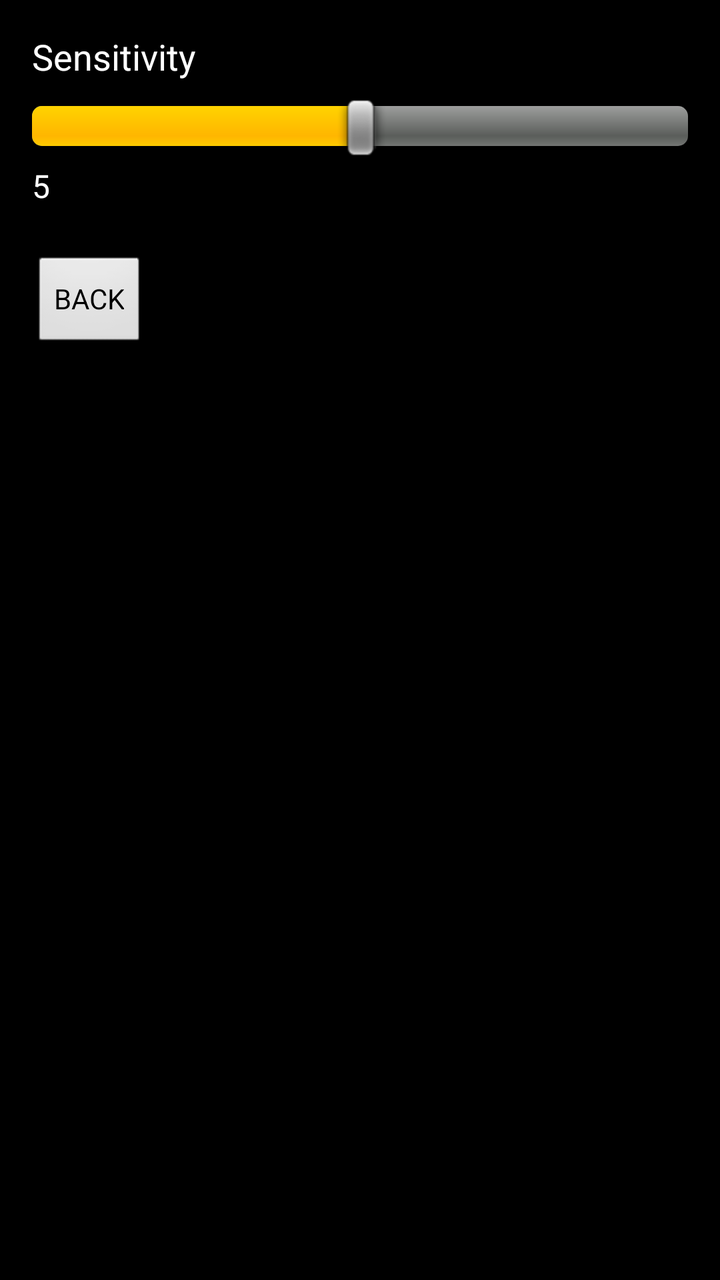
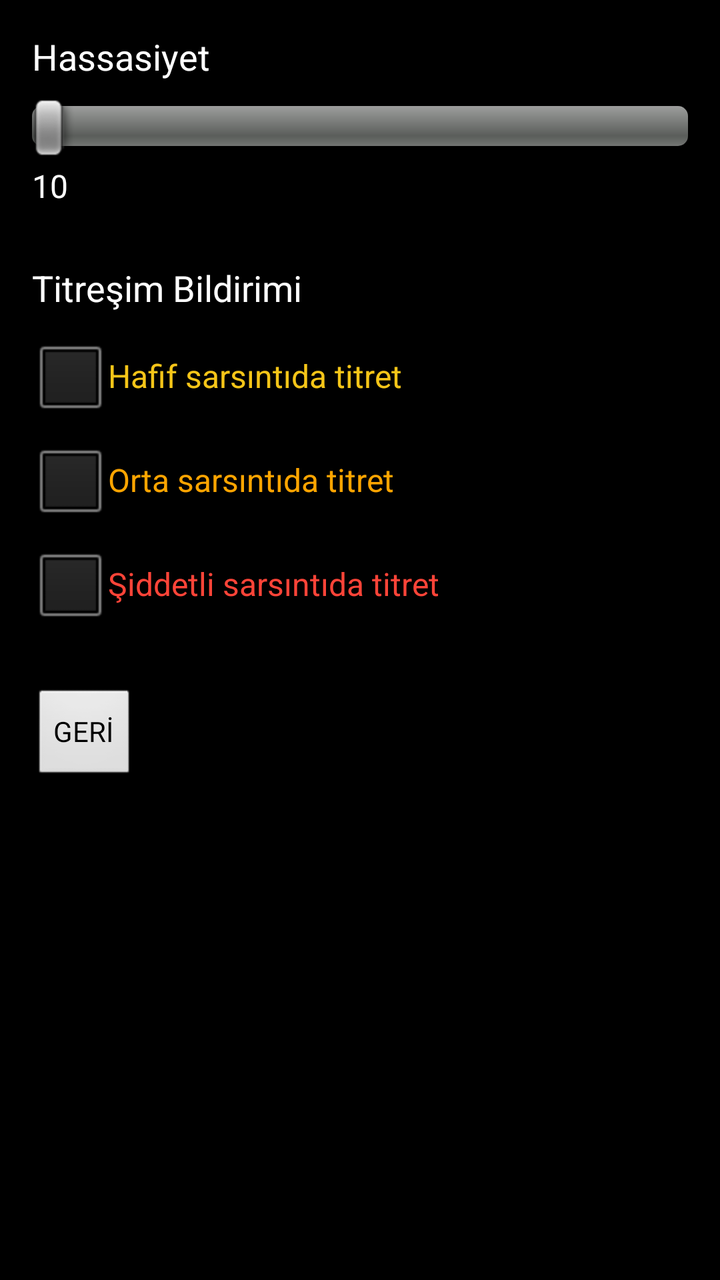

An Android layout rendered at two revisions. The XML below is the earlier revision; the diff shows what the commit changed to produce the second picture.
<!-- AndroidManifest.xml: application theme android:Theme.Black.NoTitleBar -->
<!-- res/layout/activity_settings.xml -->
<?xml version="1.0" encoding="utf-8"?>
<LinearLayout xmlns:android="http://schemas.android.com/apk/res/android"
    android:layout_width="match_parent"
    android:layout_height="match_parent"
    android:orientation="vertical"
    android:padding="16dp"
    android:background="#000000">

    <TextView
        android:layout_width="wrap_content"
        android:layout_height="wrap_content"
        android:text="Sensitivity"
        android:textColor="#FFFFFF"
        android:textSize="18sp"/>

    <SeekBar
        android:id="@+id/seekSensitivity"
        android:layout_width="match_parent"
        android:layout_height="wrap_content"
        android:max="10"
        android:progress="5"
        android:layout_marginTop="8dp"/>

    <TextView
        android:id="@+id/tvSensitivityValue"
        android:layout_width="wrap_content"
        android:layout_height="wrap_content"
        android:text="5"
        android:textColor="#FFFFFF"
        android:textSize="16sp"
        android:layout_marginTop="4dp"/>

    <Button
        android:id="@+id/btnBack"
        android:layout_width="wrap_content"
        android:layout_height="wrap_content"
        android:text="BACK"
        android:layout_marginTop="24dp"/>

</LinearLayout>
<!-- resources referenced by this layout -->
<resources>

</resources>

<!-- the commit's change to res/layout/activity_settings.xml (unified diff, before → after) -->
@@ -4,12 +4,12 @@
     android:layout_height="match_parent"
     android:orientation="vertical"
     android:padding="16dp"
-    android:background="#000000">
+    android:background="#05070707">
 
     <TextView
         android:layout_width="wrap_content"
         android:layout_height="wrap_content"
-        android:text="Sensitivity"
+        android:text="Hassasiyet"
         android:textColor="#FFFFFF"
         android:textSize="18sp"/>
 
@@ -17,24 +17,54 @@
         android:id="@+id/seekSensitivity"
         android:layout_width="match_parent"
         android:layout_height="wrap_content"
-        android:max="10"
-        android:progress="5"
         android:layout_marginTop="8dp"/>
 
     <TextView
         android:id="@+id/tvSensitivityValue"
         android:layout_width="wrap_content"
         android:layout_height="wrap_content"
-        android:text="5"
+        android:text="10"
         android:textColor="#FFFFFF"
         android:textSize="16sp"
+        android:layout_marginTop="4dp"/>
+
+    <TextView
+        android:layout_width="wrap_content"
+        android:layout_height="wrap_content"
+        android:text="Titreşim Bildirimi"
+        android:textColor="#FFFFFF"
+        android:textSize="18sp"
+        android:layout_marginTop="28dp"/>
+
+    <CheckBox
+        android:id="@+id/cbYellowVib"
+        android:layout_width="wrap_content"
+        android:layout_height="wrap_content"
+        android:text="Hafif sarsıntıda titret"
+        android:textColor="#F5C518"
+        android:layout_marginTop="8dp"/>
+
+    <CheckBox
+        android:id="@+id/cbOrangeVib"
+        android:layout_width="wrap_content"
+        android:layout_height="wrap_content"
+        android:text="Orta sarsıntıda titret"
+        android:textColor="#FFA500"
+        android:layout_marginTop="4dp"/>
+
+    <CheckBox
+        android:id="@+id/cbRedVib"
+        android:layout_width="wrap_content"
+        android:layout_height="wrap_content"
+        android:text="Şiddetli sarsıntıda titret"
+        android:textColor="#FF4438"
         android:layout_marginTop="4dp"/>
 
     <Button
         android:id="@+id/btnBack"
         android:layout_width="wrap_content"
         android:layout_height="wrap_content"
-        android:text="BACK"
-        android:layout_marginTop="24dp"/>
+        android:text="GERİ"
+        android:layout_marginTop="28dp"/>
 
 </LinearLayout>
